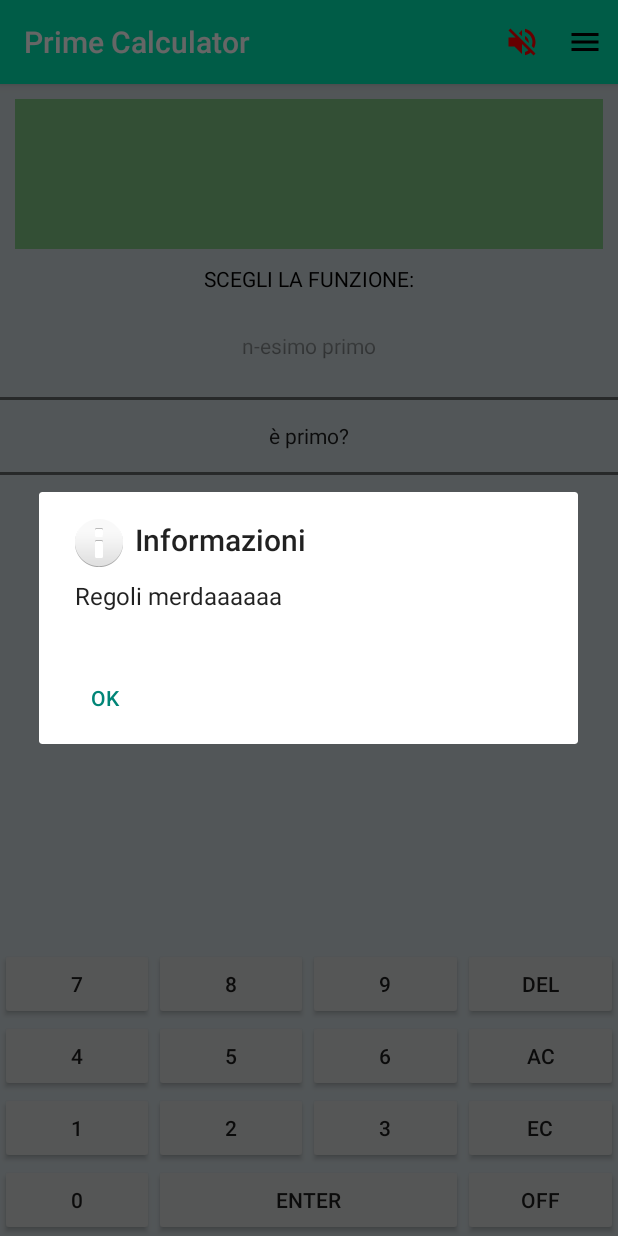
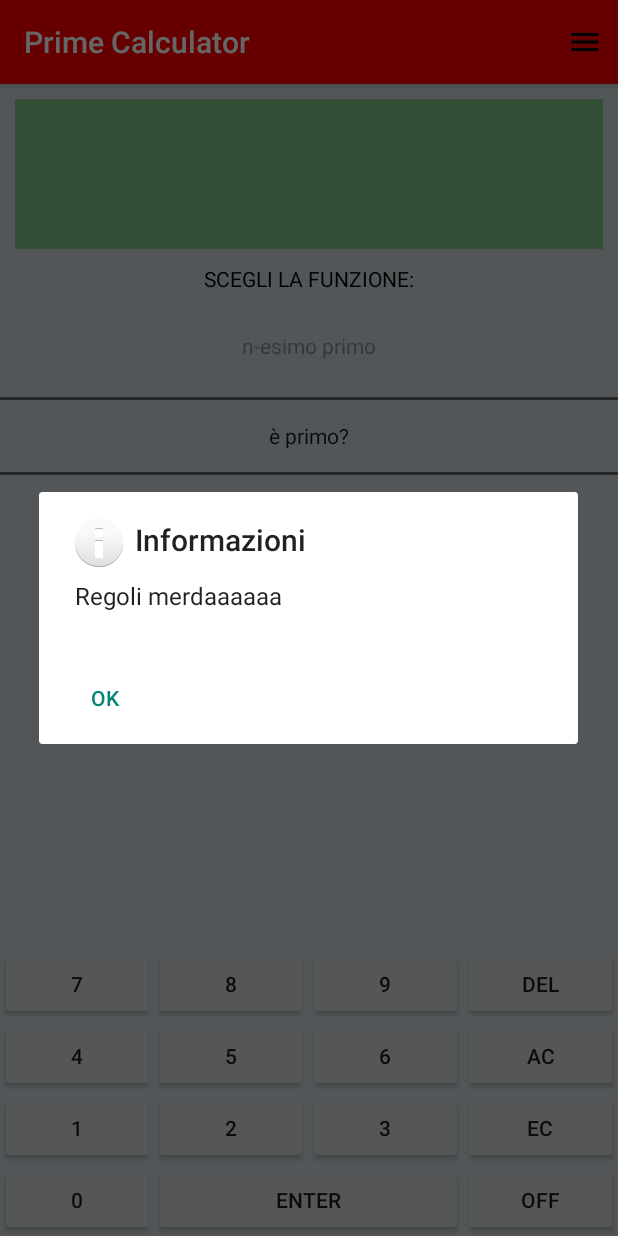
Before and after one commit to AdrianoMorini/PrimeCalculator, an Android app: the screen it shows after launch (MainActivity), in the options menu, after a tap on "Informazioni", on a phone screen of 412 x 824 dp. Run offline under Robolectric (Android 15) with nearby library versions, the phone set to English and light mode, and no system bars; 1 statement that could not run was skipped.

Commit message:
Initial commit

```diff
--- a/app/src/main/java/it/ticandtac/primecalculator/MainActivity.java
+++ b/app/src/main/java/it/ticandtac/primecalculator/MainActivity.java
@@ -170,11 +170,7 @@
                 new AlertDialog.Builder(this)
                         .setTitle("Informazioni")
                         .setMessage("Regoli merdaaaaaa")
-                        .setNeutralButton(android.R.string.ok, new DialogInterface.OnClickListener() {
-                            public void onClick(DialogInterface dialog, int which) {
-                                // Continue with delete operation
-                            }
-                        })
+                        .setNeutralButton(android.R.string.ok, null)
                         .setIcon(android.R.drawable.ic_dialog_info)
                         .show();
             case R.id.Instructions:
--- a/app/src/main/res/layout/keyboard.xml
+++ b/app/src/main/res/layout/keyboard.xml
@@ -5,6 +5,7 @@
         android:layout_width="match_parent"
         android:layout_height="wrap_content"
         android:orientation="horizontal">
+
 
         <Button
             android:id="@+id/button_7"
--- a/app/src/main/res/layout/toolbar.xml
+++ b/app/src/main/res/layout/toolbar.xml
@@ -3,7 +3,7 @@
     xmlns:app="http://schemas.android.com/apk/res-auto"
     android:layout_width="match_parent"
     android:layout_height="wrap_content"
-    android:background="#00E8B2"
+    android:background="@color/red"
     android:elevation="4dp"
     app:title=""
     android:theme="@style/ThemeOverlay.AppCompat.Dark.ActionBar"
```
